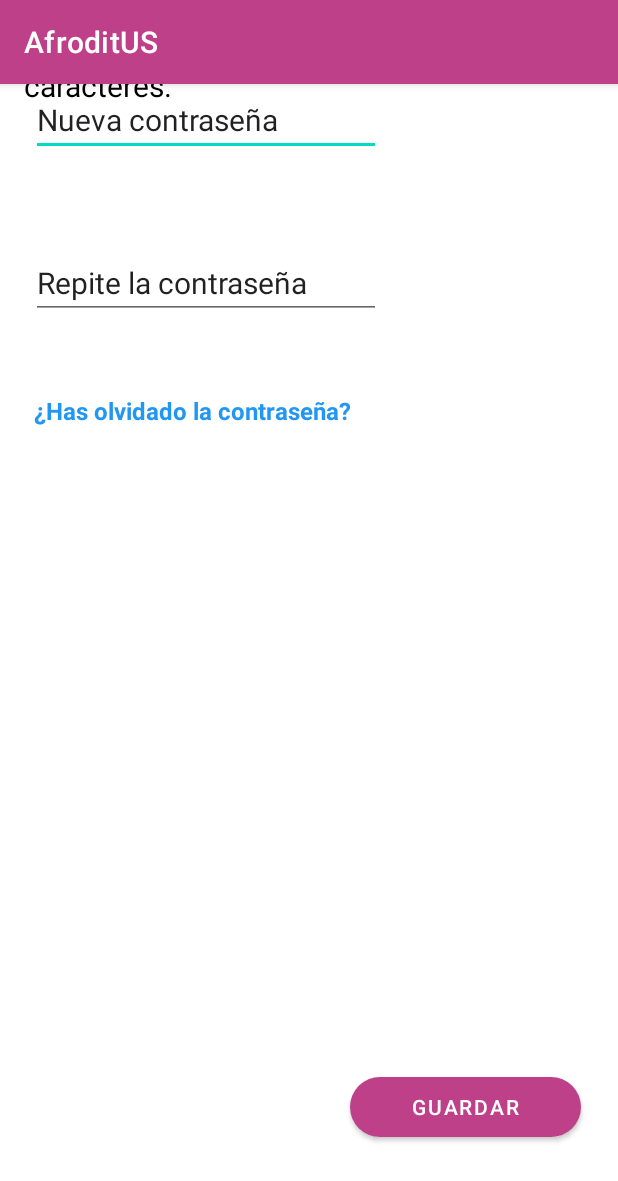
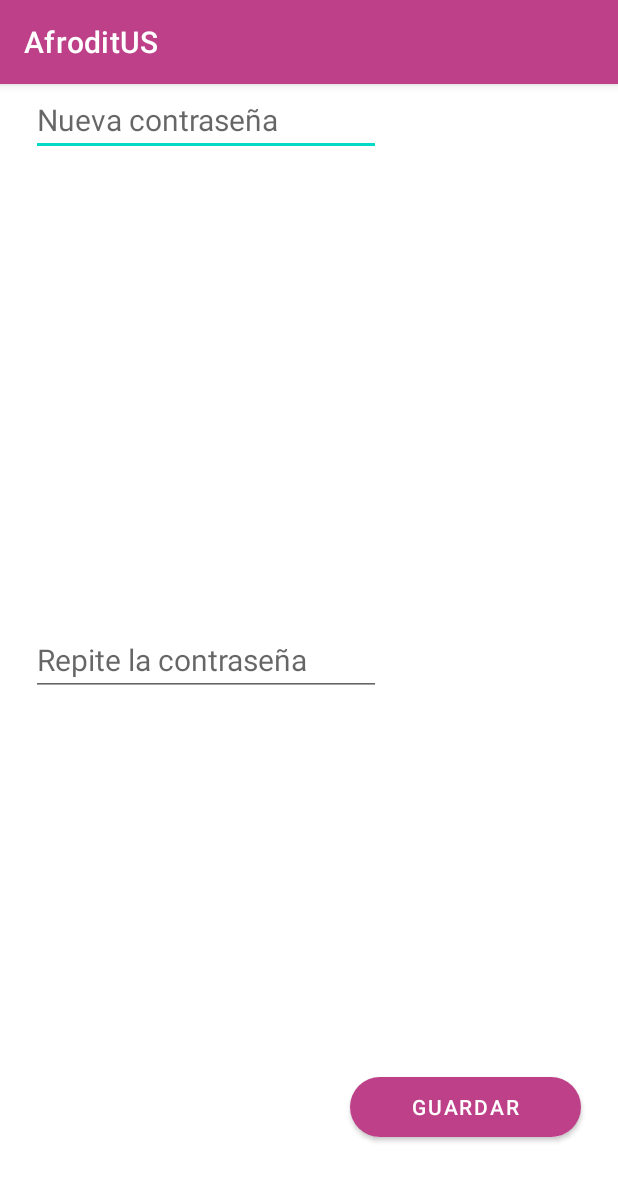
Before and after one commit to aliperbol/AfroditUS, an Android app: the Cambiar_contra screen opened directly, with no data from a screen before it, on a phone screen of 412 x 824 dp. Shown: the top 1181 px of the screen. Run offline under Robolectric (Android 15) with nearby library versions, the phone set to English and light mode, and no system bars.

Commit message:
cambiar contraseña

```diff
--- a/app/src/main/res/layout/cambiarcontra.xml
+++ b/app/src/main/res/layout/cambiarcontra.xml
@@ -17,15 +17,15 @@
         app:layout_constraintHorizontal_bias="0.355"
         app:layout_constraintStart_toStartOf="parent"
         app:layout_constraintTop_toTopOf="parent"
-        app:layout_constraintVertical_bias="0.56" />
+        app:layout_constraintVertical_bias="0.838" />
 
     <EditText
         android:id="@+id/editTextTextPersonName"
         android:layout_width="wrap_content"
         android:layout_height="wrap_content"
         android:ems="10"
-        android:inputType="textPersonName"
-        android:text="Nueva contraseña"
+        android:inputType="textPassword"
+        android:hint="Nueva contraseña"
         android:textSize="20sp"
         app:layout_constraintEnd_toEndOf="parent"
         app:layout_constraintHorizontal_bias="0.114"
@@ -36,17 +36,18 @@
         android:id="@+id/editTextTextPersonName2"
         android:layout_width="wrap_content"
         android:layout_height="wrap_content"
+        android:layout_marginTop="7dp"
         android:layout_marginBottom="360dp"
         android:ems="10"
-        android:inputType="textPersonName"
-        android:text="Repite la contraseña"
+        android:inputType="textPassword"
         android:textSize="20sp"
+        android:hint="Repite la contraseña"
         app:layout_constraintBottom_toBottomOf="parent"
         app:layout_constraintEnd_toEndOf="parent"
         app:layout_constraintHorizontal_bias="0.114"
         app:layout_constraintStart_toStartOf="parent"
         app:layout_constraintTop_toBottomOf="@+id/editTextTextPersonName"
-        app:layout_constraintVertical_bias="0.194" />
+        app:layout_constraintVertical_bias="1.0" />
 
     <Button
         android:id="@+id/guardarcontra"
@@ -61,19 +62,6 @@
         app:layout_constraintTop_toTopOf="parent"
         app:layout_constraintVertical_bias="0.916" />
 
-    <TextView
-        android:id="@+id/olvido_contra"
-        android:layout_width="wrap_content"
-        android:layout_height="wrap_content"
-        android:text="¿Has olvidado la contraseña?"
-        android:clickable="true"
-        android:textColor="#2196F3"
-        android:textSize="16sp"
-        android:textStyle="bold"
-        app:layout_constraintBottom_toBottomOf="parent"
-        app:layout_constraintEnd_toEndOf="parent"
-        app:layout_constraintHorizontal_bias="0.114"
-        app:layout_constraintStart_toStartOf="parent"
-        app:layout_constraintTop_toBottomOf="@+id/editTextTextPersonName2"
-        app:layout_constraintVertical_bias="0.085" />
+
+
 </androidx.constraintlayout.widget.ConstraintLayout>
--- a/app/src/main/res/layout/intereses.xml
+++ b/app/src/main/res/layout/intereses.xml
@@ -30,6 +30,7 @@ android:layout_height="match_parent">
     android:layout_marginEnd="8dp"
     android:layout_marginBottom="16dp"
     android:text="Siguiente"
+        app:cornerRadius="25sp"
     app:layout_constraintBottom_toBottomOf="parent"
     app:layout_constraintEnd_toEndOf="parent" />
 
--- a/app/src/main/res/layout/primer_perfil.xml
+++ b/app/src/main/res/layout/primer_perfil.xml
@@ -127,6 +127,7 @@
         android:layout_height="wrap_content"
         android:layout_marginBottom="52dp"
         android:text="Continuar"
+        app:cornerRadius="25sp"
         app:layout_constraintBottom_toBottomOf="parent"
         app:layout_constraintEnd_toEndOf="parent"
         app:layout_constraintHorizontal_bias="0.498"
```
Also changed, not shown: 1 other file.
